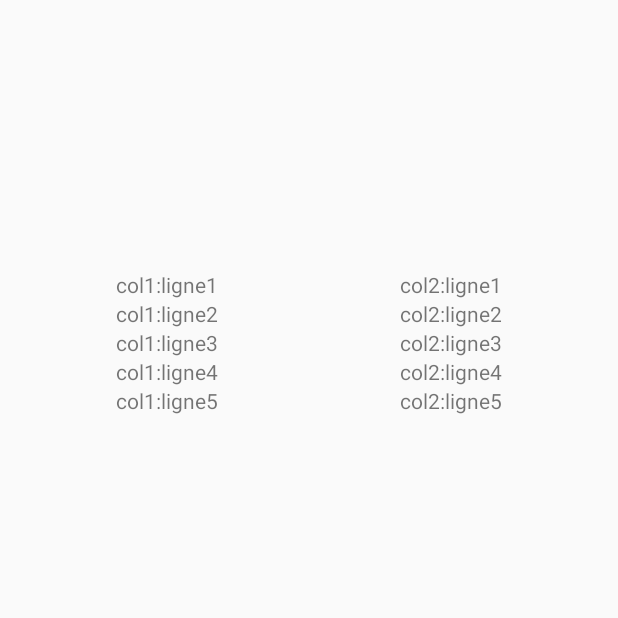
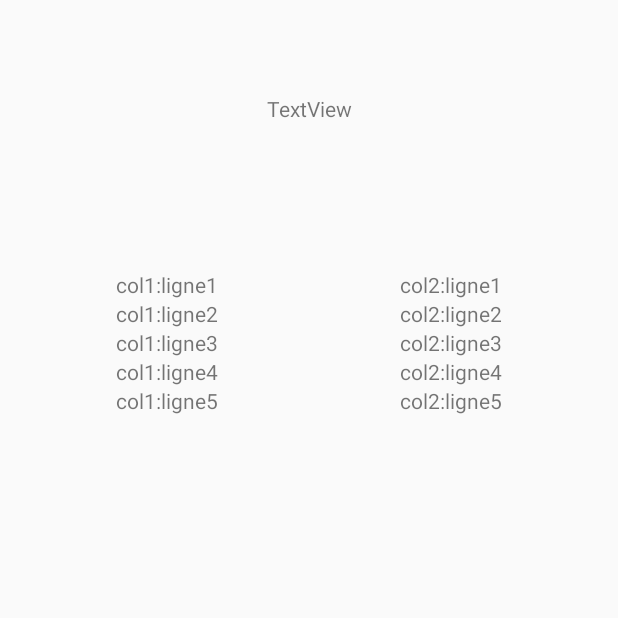
Before and after one commit to mirkomu/SportHallBooking, an Android app: the GestionActivity screen opened directly, with no data from a screen before it, after a tap on "col1:ligne1", on a phone screen of 412 x 824 dp, the top half of it. Run offline under Robolectric (Android 15) with nearby library versions, the phone set to English and light mode, and no system bars; libraries missing offline, so code that uses them is left out: com.prolificinteractive.materialcalendarview; 1 statement that could not run was skipped.

Commit message:
squelette activity 2

```diff
--- a/app/src/main/java/ch/he_arc/ig/techno/group4/sporthallbooking/GestionActivity.java
+++ b/app/src/main/java/ch/he_arc/ig/techno/group4/sporthallbooking/GestionActivity.java
@@ -1,10 +1,12 @@
 package ch.he_arc.ig.techno.group4.sporthallbooking;
 
+import android.content.Context;
 import android.os.Bundle;
 import android.support.v7.app.AppCompatActivity;
 import android.util.Log;
 import android.view.Gravity;
 import android.view.View;
+import android.widget.EditText;
 import android.widget.TableLayout;
 import android.widget.TableRow;
 import android.widget.TextView;
@@ -26,8 +28,15 @@ public class GestionActivity extends AppCompatActivity {
         super.onCreate(savedInstanceState);
         setContentView(R.layout.activity_gestion);
 
+
+        //ajoute du nom
+        MyApplication mApp = new MyApplication();
+        final EditText nameEdit = findViewById(R.id.editTextName);
+
+//editTextName
+
+
         ///////////////////////////////////////////////////////////////////////////////////////////
-
 
 
     // données du tableau
@@ -67,6 +76,16 @@ public class GestionActivity extends AppCompatActivity {
                  public void onClick(View v) {
                      // faites ici ce que vous voulez
 
+
+                     Context context = getApplicationContext();
+
+                     int duration = Toast.LENGTH_SHORT;
+
+                   //  Integer j = id;
+
+                     Toast.makeText(context, String.valueOf(id), duration).show();
+
+
                      diplayToast("clique ok");                 }
              });
              tv2.setGravity(Gravity.CENTER);
--- a/app/src/main/res/layout/activity_gestion.xml
+++ b/app/src/main/res/layout/activity_gestion.xml
@@ -16,11 +16,11 @@
         android:layout_marginEnd="16dp"
         android:layout_marginRight="16dp"
         android:layout_marginBottom="16dp"
+        android:visibility="visible"
         app:layout_constraintBottom_toBottomOf="parent"
         app:layout_constraintEnd_toEndOf="parent"
         app:layout_constraintStart_toStartOf="parent"
         app:layout_constraintTop_toTopOf="parent">
-
 
 
         <TableLayout
@@ -31,6 +31,19 @@
 
     </ScrollView>
 
+    <TextView
+        android:id="@+id/editTextName"
+        android:layout_width="210dp"
+        android:layout_height="34dp"
+        android:layout_marginTop="24dp"
+        android:layout_marginEnd="24dp"
+        android:layout_marginRight="24dp"
+        android:layout_marginBottom="16dp"
+        android:text="TextView"
+        app:layout_constraintBottom_toTopOf="@+id/scrollView1"
+        app:layout_constraintEnd_toEndOf="parent"
+        app:layout_constraintTop_toTopOf="parent"
+        app:layout_constraintVertical_bias="0.363" />
 
 
 </android.support.constraint.ConstraintLayout>
```
